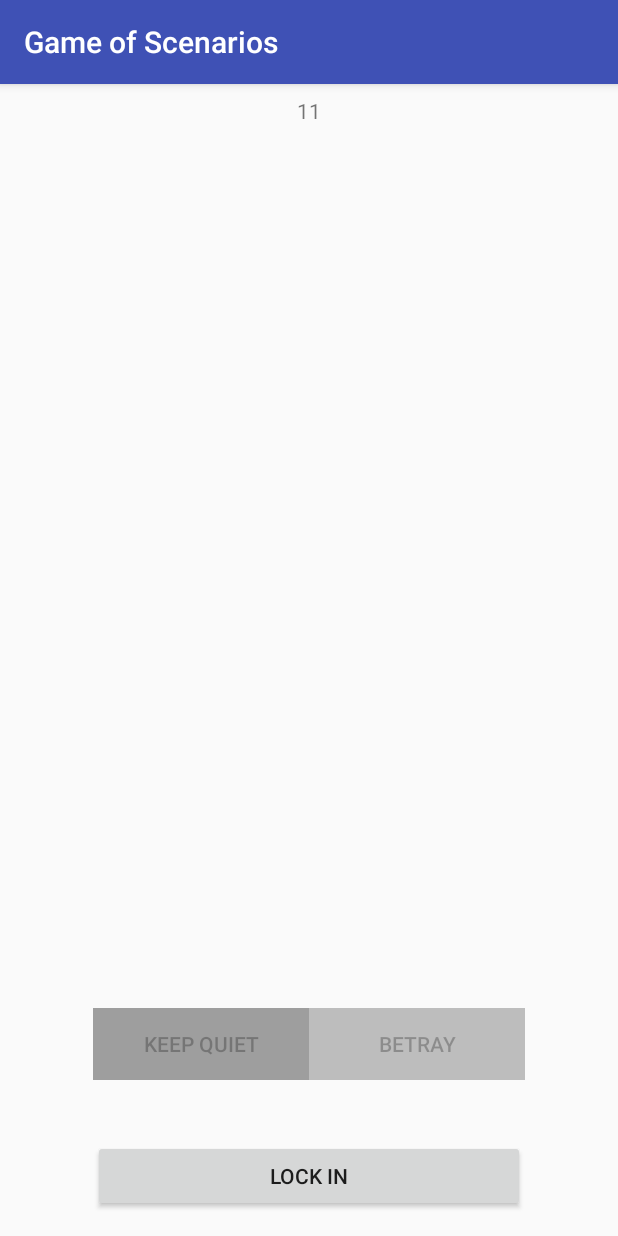
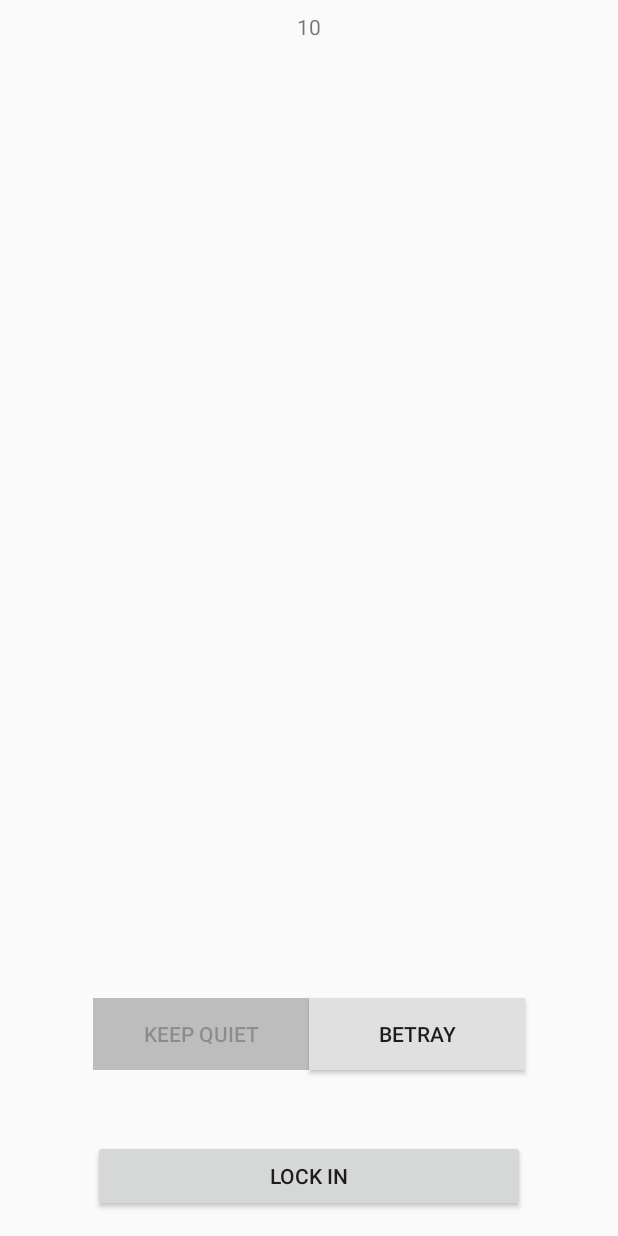
Before and after one commit to goodolwheatie/GameofScenarios, an Android app: the GameActivity screen opened directly, with no data from a screen before it, after a tap on "KEEP QUIET", on a phone screen of 412 x 824 dp. Run offline under Robolectric (Android 15) with nearby library versions, the phone set to English and light mode, and no system bars; 1 other tap on this screen came first.

Commit message:
Several Tweaks and Minor Bug Fixes
fixed the button disabling
tweaked colors on buttons
disabled the action bar on all game activities
fixed single player logic (was betraying 100% of the time)
commented several things

```diff
--- a/app/src/main/java/com/example/memeinnovations/gameofscenarios/GameActivity.java
+++ b/app/src/main/java/com/example/memeinnovations/gameofscenarios/GameActivity.java
@@ -23,24 +23,32 @@ public class GameActivity extends AppCompatActivity {
         super.onCreate(savedInstanceState);
         setContentView(R.layout.activity_game);
 
+        try
+        {
+            //disables the actionBar
+            this.getSupportActionBar().hide();
+        }
+        catch (NullPointerException e){}
+
         activity_game = (ConstraintLayout) findViewById(R.id.activity_game);
         timer = (TextView) findViewById(R.id.gameTimer);
+        //creates and starts the timer for the game
         gTimer = new CountDownTimer(TIME_OUT, 1000) {
-
             public void onTick(long millisUntilFinished) {
                 int seconds = (int) (millisUntilFinished / 1000);
                 timer.setText(String.format("%02d", seconds));
-
                 if (millisUntilFinished < 5000) {
                     timer.setTextColor(Color.RED);
                 }
             }
-
             public void onFinish() {
                 lockIn(activity_game);
             }
         };
         gameTimer();
+
+        //have the game initialize with the keeping quiet option
+        keepQuiet(findViewById(R.id.activity_game));
     }
 
     public void gameTimer() {
@@ -52,11 +60,11 @@ public class GameActivity extends AppCompatActivity {
         //disable this button
         Button btnBetray = (Button) findViewById(R.id.btnBetray);
         btnBetray.setEnabled(false);
-        btnBetray.setBackgroundColor(Color.parseColor("#9E9E9E"));
+        btnBetray.setBackgroundColor(Color.parseColor("#BDBDBD"));
         //enable other button
         Button btnKeepQuiet = (Button) findViewById(R.id.btnKeepQuiet);
         btnKeepQuiet.setEnabled(true);
-        btnKeepQuiet.setBackgroundColor(Color.parseColor("#BDBDBD"));
+        btnKeepQuiet.setBackgroundColor(Color.parseColor("#E0E0E0"));
     }
 
     public void keepQuiet(View view) {
@@ -64,18 +72,19 @@ public class GameActivity extends AppCompatActivity {
         //disable this button
         Button btnKeepQuiet = (Button) findViewById(R.id.btnKeepQuiet);
         btnKeepQuiet.setEnabled(false);
-        btnKeepQuiet.setBackgroundColor(Color.parseColor("#9E9E9E"));
+        btnKeepQuiet.setBackgroundColor(Color.parseColor("#BDBDBD"));
         //enable other button
         Button btnBetray = (Button) findViewById(R.id.btnBetray);
-        btnBetray.setEnabled(false);
-        btnBetray.setBackgroundColor(Color.parseColor("#BDBDBD"));
+        btnBetray.setEnabled(true);
+        btnBetray.setBackgroundColor(Color.parseColor("#E0E0E0"));
     }
 
     public void lockIn(View view) {
         Intent lockIn = new Intent(GameActivity.this, GameFinishActivity.class);
-        lockIn.putExtra("Betrayal", betrayed);
+        lockIn.putExtra("Betrayal", betrayed); //send the decision made to the next activity
         startActivity(lockIn);
         if (gTimer != null) {
+            //close the timer
             gTimer.cancel();
         }
         finish();
@@ -83,6 +92,7 @@ public class GameActivity extends AppCompatActivity {
 
     @Override
     public void onBackPressed() {
+        //disables the back button in-game
     }
 
 }
--- a/app/src/main/java/com/example/memeinnovations/gameofscenarios/GameLobbyActivity.java
+++ b/app/src/main/java/com/example/memeinnovations/gameofscenarios/GameLobbyActivity.java
@@ -23,6 +23,7 @@ public class GameLobbyActivity extends AppCompatActivity{
         super.onCreate(savedInstanceState);
         try
         {
+            //disables the actionBar
             this.getSupportActionBar().hide();
         }
         catch (NullPointerException e){}
@@ -32,6 +33,7 @@ public class GameLobbyActivity extends AppCompatActivity{
 
     @Override
     public void onBackPressed() {
+        //disables the back button
     }
 
     public void popupRules(View view) {
```
Also changed, not shown: app/src/main/java/com/example/memeinnovations/gameofscenarios/GameFinishActivity.java (+14 -2 lines).
